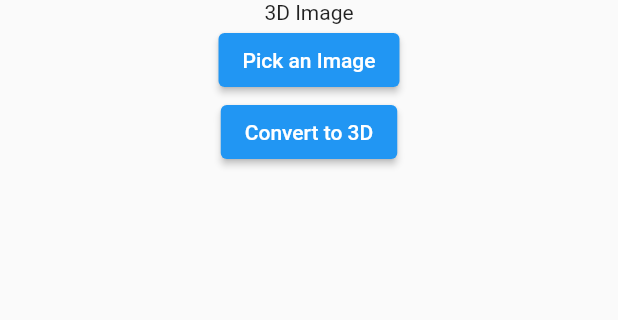
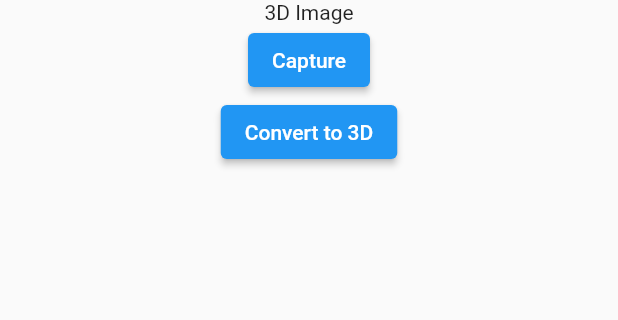
Before and after one commit to minahil57/EOS_TASK, a Flutter app: the screen it shows after launch, after a tap on "Convert to 3D", on a phone screen of 412 x 824 dp, the part 588-908 px from its top. Run offline on Flutter 3.47's test engine with Material 2 defaults, Android fonts, the light colour scheme and no system bars; our stand-ins replace image_picker.

Commit message:
new code

```diff
--- a/lib/main.dart
+++ b/lib/main.dart
@@ -62,7 +62,7 @@ class _MyHomePageState extends State<MyHomePage> {
 
   Future<void> _convertTo3D() async {
     if (_image != null) {
-      final uri = Uri.parse('http://192.168.130.190:5000/convert_to_3d');
+      final uri = Uri.parse('http://192.168.250.82:5000/convert_to_3d');
       final request = http.MultipartRequest('POST', uri)
         ..files.add(
           await http.MultipartFile.fromPath('image', _image!.path),
@@ -124,7 +124,7 @@ class _MyHomePageState extends State<MyHomePage> {
               ),
             ElevatedButton(
               onPressed: _pickImage,
-              child: Text('Pick an Image'),
+              child: Text('Capture'),
             ),
             ElevatedButton(
               onPressed: _convertTo3D,
```
